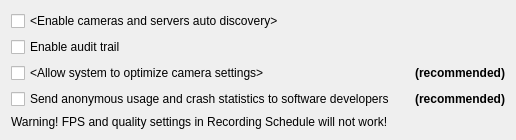
networkoptix/nx_open, file client/src/ui/widgets/settings/system_settings_widget.ui: the form before one commit.
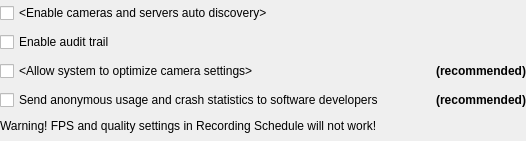
The form after the commit.

Commit message:
Adjust margins in general system administration tab.
<==== Mercurial data ====>
Branch: new_style

What changed in the file:
```diff
--- a/client/src/ui/widgets/settings/system_settings_widget.ui
+++ b/client/src/ui/widgets/settings/system_settings_widget.ui
@@ -6,14 +6,26 @@
    <rect>
     <x>0</x>
     <y>0</y>
-    <width>516</width>
-    <height>123</height>
+    <width>526</width>
+    <height>141</height>
    </rect>
   </property>
   <property name="windowTitle">
    <string/>
   </property>
   <layout class="QGridLayout" name="gridLayout">
+   <property name="leftMargin">
+    <number>0</number>
+   </property>
+   <property name="topMargin">
+    <number>0</number>
+   </property>
+   <property name="rightMargin">
+    <number>0</number>
+   </property>
+   <property name="bottomMargin">
+    <number>0</number>
+   </property>
    <item row="4" column="0">
     <widget class="QLabel" name="settingsWarningLabel">
      <property name="text">
```
The commit also changes 2 other files.
